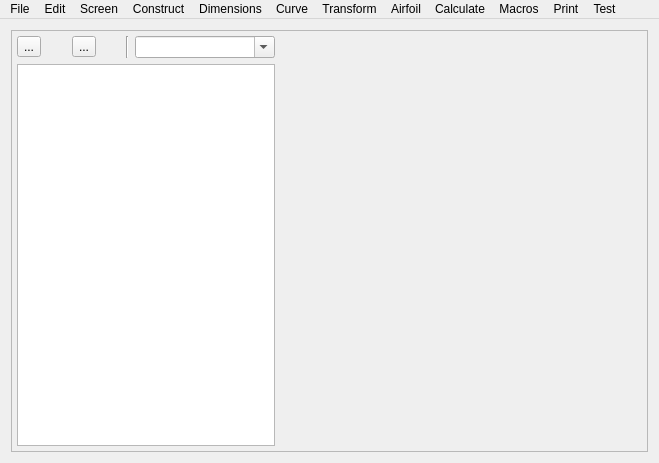
Old version of the form curve/curvewindow.ui in the repository SoloMainDeveloper/TurbineQC.
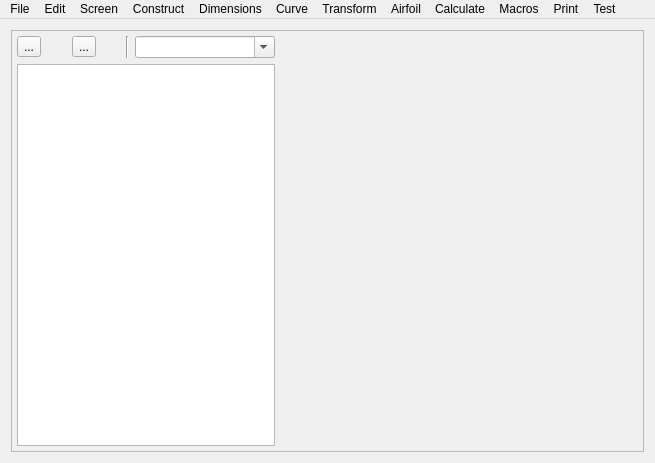
New version of the form. Icons and pictures are not drawn. Custom widgets are drawn as their Qt base class.

Diff of the .ui file:
```diff
--- a/curve/curvewindow.ui
+++ b/curve/curvewindow.ui
@@ -6,7 +6,7 @@
    <rect>
     <x>0</x>
     <y>0</y>
-    <width>659</width>
+    <width>655</width>
     <height>463</height>
    </rect>
   </property>
@@ -193,8 +193,8 @@
     <rect>
      <x>0</x>
      <y>0</y>
-     <width>659</width>
-     <height>21</height>
+     <width>655</width>
+     <height>22</height>
     </rect>
    </property>
    <widget class="QMenu" name="menuAirfoil">
```
Left out of the diff: 70 changed lines with no effect on the pictures.
